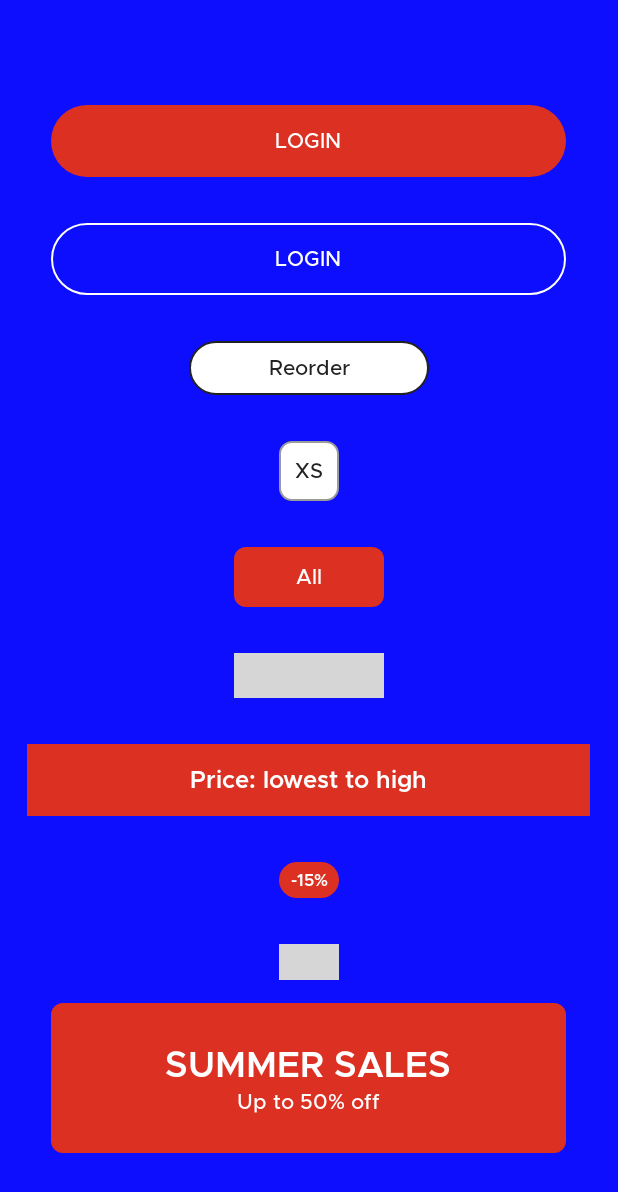
After one commit to dinhwe2612/Shopbee, an Android app: the layout button_pattern.xml on its own in the app's theme, with its tools: preview values and no code run, on a phone screen of 412 x 824 dp. The commit adds this screen. Shown: the top 1192 px of the screen. Run offline under Robolectric (Android 15) with nearby library versions, the phone set to English and light mode, and no system bars; grey boxes are pictures that could not be loaded.

Commit message:
styles and button patterns

```diff
--- /dev/null
+++ b/app/src/main/res/layout/button_pattern.xml
@@ -0,0 +1,115 @@
+<?xml version="1.0" encoding="utf-8"?>
+<androidx.constraintlayout.widget.ConstraintLayout xmlns:android="http://schemas.android.com/apk/res/android"
+    xmlns:tools="http://schemas.android.com/tools"
+    tools:context=".MainActivity"
+    android:layout_width="match_parent"
+    android:background="#0E0EFF"
+    android:layout_height="match_parent">
+    <LinearLayout
+        android:orientation="vertical"
+        android:gravity="center"
+        android:layout_width="match_parent"
+        android:layout_height="match_parent">
+        <TextView
+            android:layout_margin="15dp"
+            android:gravity="center"
+            style="@style/Red_Button_White_Text"
+            android:layout_width="343dp"
+            android:layout_height="48dp"
+            android:text="LOGIN" >
+
+        </TextView>
+        <TextView
+            android:layout_margin="15dp"
+            android:gravity="center"
+            style="@style/Transparent_Button_White_Text"
+            android:layout_width="343dp"
+            android:layout_height="48dp"
+            android:text="LOGIN">
+
+        </TextView>
+        <TextView
+            android:layout_margin="15dp"
+            android:gravity="center"
+            style="@style/White_Button_Black_Stroke_Black_Text"
+            android:layout_width="160dp"
+            android:layout_height="36dp"
+            android:text="Reorder">
+
+        </TextView>
+        <TextView
+            android:layout_margin="15dp"
+            android:gravity="center"
+            style="@style/White_Button_Gray_Stroke_Black_Text"
+            android:layout_width="40dp"
+            android:layout_height="40dp"
+            android:text="XS">
+
+        </TextView>
+        <TextView
+            android:layout_margin="15dp"
+            android:gravity="center"
+            style="@style/Slight_Rounded_Red_Button_White_Text"
+            android:layout_width="100dp"
+            android:layout_height="40dp"
+            android:text="All">
+
+        </TextView>
+        <TextView
+            android:layout_margin="15dp"
+            android:gravity="center"
+            style="@style/Black_Button_White_Text"
+            android:layout_width="100dp"
+            android:layout_height="30dp"
+            android:text="Summer">
+
+        </TextView>
+        <TextView
+            android:layout_margin="15dp"
+            android:gravity="center"
+            style="@style/SortOptionSelected"
+            android:layout_width="375dp"
+            android:layout_height="48dp"
+            android:text="Price: lowest to high">
+
+        </TextView>
+        <TextView
+            android:layout_margin="15dp"
+            android:gravity="center"
+            style="@style/SaleTag"
+            android:layout_width="40dp"
+            android:layout_height="24dp"
+            android:text="-15%">
+
+        </TextView>
+        <TextView
+            android:layout_margin="15dp"
+            android:gravity="center"
+            style="@style/NewTag"
+            android:layout_width="40dp"
+            android:layout_height="24dp"
+            android:text="NEW">
+
+        </TextView>
+        <LinearLayout
+            style="@style/Banner"
+            android:layout_width="343dp"
+            android:layout_height="100dp">
+            <TextView
+                android:layout_width="wrap_content"
+                android:layout_height="wrap_content"
+                style="@style/BannerHeadline"
+                android:text="SUMMER SALES">
+            </TextView>
+            <TextView
+                android:layout_width="wrap_content"
+                android:layout_height="wrap_content"
+                style="@style/BannerContent"
+                android:text="Up to 50% off">
+            </TextView>
+        </LinearLayout>
+    </LinearLayout>
+
+
+
+</androidx.constraintlayout.widget.ConstraintLayout>
--- a/app/src/main/res/values/themes.xml
+++ b/app/src/main/res/values/themes.xml
@@ -18,6 +18,13 @@
         <item name="android:textColor">@color/black</item>
         <item name="android:textSize">10dp</item>
         <item name="android:fontFamily">@font/metropolis_semi_bold</item>
+        <item name="android:textAlignment">center</item>
+        <item name="android:gravity">center</item>
+    </style>
+    <style name="Gray_Regular_10dp">
+        <item name="android:textColor">@color/gray</item>
+        <item name="android:textSize">10dp</item>
+        <item name="android:fontFamily">@font/metropolis_regular</item>
         <item name="android:textAlignment">center</item>
         <item name="android:gravity">center</item>
     </style>
@@ -115,6 +122,13 @@
         <item name="android:gravity">center</item>
     </style>
 
+    <style name="Red_SemiBold_16dp">
+        <item name="android:textColor">@color/red</item>
+        <item name="android:textSize">16dp</item>
+        <item name="android:fontFamily">@font/metropolis_semi_bold</item>
+        <item name="android:textAlignment">center</item>
+        <item name="android:gravity">center</item>
+    </style>
     <style name="Black_SemiBold_16dp">
         <item name="android:textColor">@color/black</item>
         <item name="android:textSize">16dp</item>
@@ -298,4 +312,24 @@
         <item name="android:textAlignment">center</item>
         <item name="android:gravity">center</item>
     </style>
+    <style name="Banner">
+        <item name="android:background">@drawable/slight_rounded_red_rectangle</item>
+        <item name="android:orientation">vertical</item>
+        <item name="android:gravity">center</item>
+    </style>
+    <style name="BannerHeadline">
+        <item name="android:textSize">24dp</item>
+        <item name="android:fontFamily">@font/metropolis_semi_bold</item>
+        <item name="android:textColor">@color/white</item>
+        <item name="android:gravity">center</item>
+        <item name="android:textAlignment">center</item>
+    </style>
+    <style name="BannerContent">
+        <item name="android:textSize">14dp</item>
+        <item name="android:fontFamily">@font/metropolis_medium</item>
+        <item name="android:textColor">@color/white</item>
+        <item name="android:gravity">center</item>
+        <item name="android:textAlignment">center</item>
+    </style>
+
 </resources>
```
